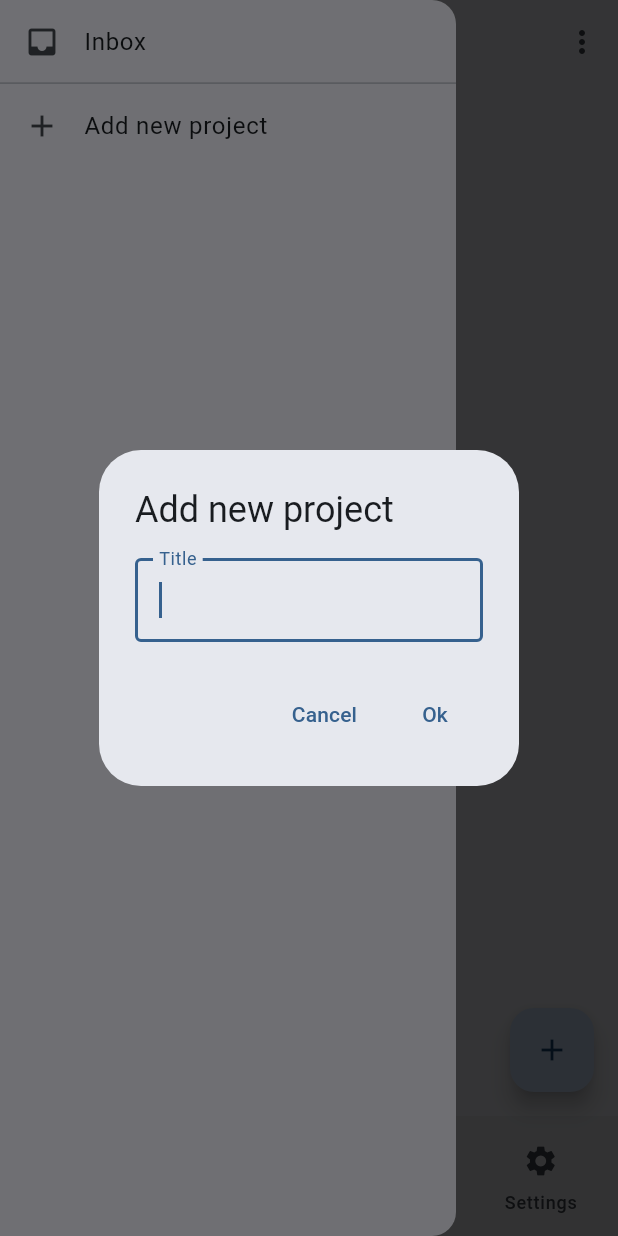
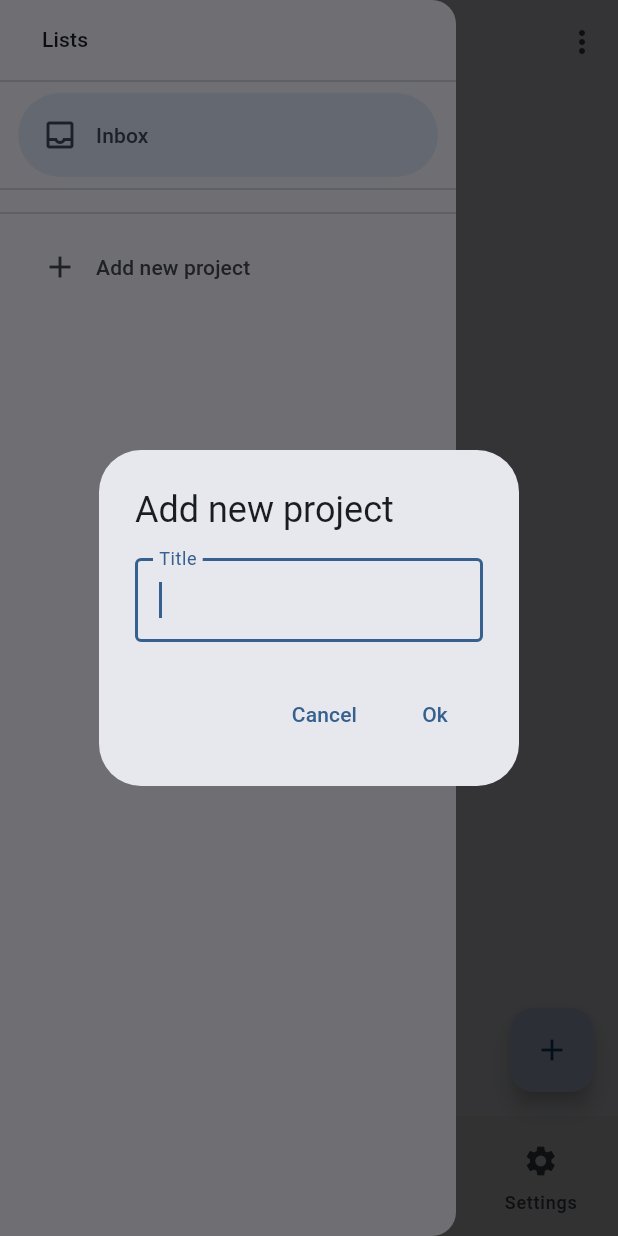
Before and after one commit to naatin777/todo, a Flutter app: the screen it shows after launch, in the side drawer, after a tap on "Add new project", on a phone screen of 412 x 824 dp. Run offline on Flutter 3.47's test engine with Material 2 defaults, Android fonts, the phone set to English and light mode, and no system bars; our stand-ins replace drift, flutter_riverpod, freezed_annotation, go_router, riverpod_annotation, shared_preferences; accounts and stored records are empty; generated files the repository leaves out were written again.

Commit message:
feat: change navigation drawer ui

```diff
--- a/lib/ui/pages/home/screens/task/project_drawer.dart
+++ b/lib/ui/pages/home/screens/task/project_drawer.dart
@@ -9,6 +9,76 @@ class ProjectDrawer extends ConsumerWidget {
   @override
   Widget build(BuildContext context, WidgetRef ref) {
     final projects = ref.watch(projectDrawerStreamProvider);
+    final projectDrawer = ref.watch(projectDrawerProvider);
+    return projects.when(
+      data: (data) => NavigationDrawer(
+        selectedIndex: () {
+          if (projectDrawer.id == inbox.id) {
+            return 0;
+          } else {
+            return data
+                    .asMap()
+                    .entries
+                    .firstWhere(
+                        (element) => element.value.id == projectDrawer.id)
+                    .key +
+                1;
+          }
+        }(),
+        onDestinationSelected: (int index) {
+          if (index == 1 + data.length) {
+            showDialog(
+              context: context,
+              builder: (context) => const AddNewProjectDialog(),
+            );
+          } else {
+            ref.read(projectDrawerProvider.notifier).changeProject(() {
+              for (final e in data.asMap().entries) {
+                if (e.key + 1 == index) {
+                  return e.value;
+                }
+              }
+              return inbox;
+            }());
+            Navigator.of(context).pop();
+          }
+        },
+        children: [
+          Padding(
+            padding: const EdgeInsets.fromLTRB(28, 16, 16, 10),
+            child: Text(
+              "Lists",
+              style: Theme.of(context).textTheme.titleSmall,
+            ),
+          ),
+          const Divider(),
+          NavigationDrawerDestination(
+            icon: const Icon(Icons.inbox),
+            label: Text(inbox.title),
+            selectedIcon: const Icon(Icons.inbox_outlined),
+          ),
+          const Divider(),
+          for (final e in data)
+            NavigationDrawerDestination(
+              icon: const Icon(Icons.list),
+              label: Text(e.title),
+              selectedIcon: const Icon(Icons.list_outlined),
+            ),
+          const Divider(),
+          const NavigationDrawerDestination(
+            icon: Icon(Icons.add),
+            label: Text("Add new project"),
+          ),
+        ],
+      ),
+      error: (error, stackTrace) => ListTile(
+        title: Text(error.toString()),
+        subtitle: Text(stackTrace.toString()),
+      ),
+      loading: () => const Center(
+        child: CircularProgressIndicator(),
+      ),
+    );
     return Drawer(
       child: SafeArea(
         child: ListView(
```
